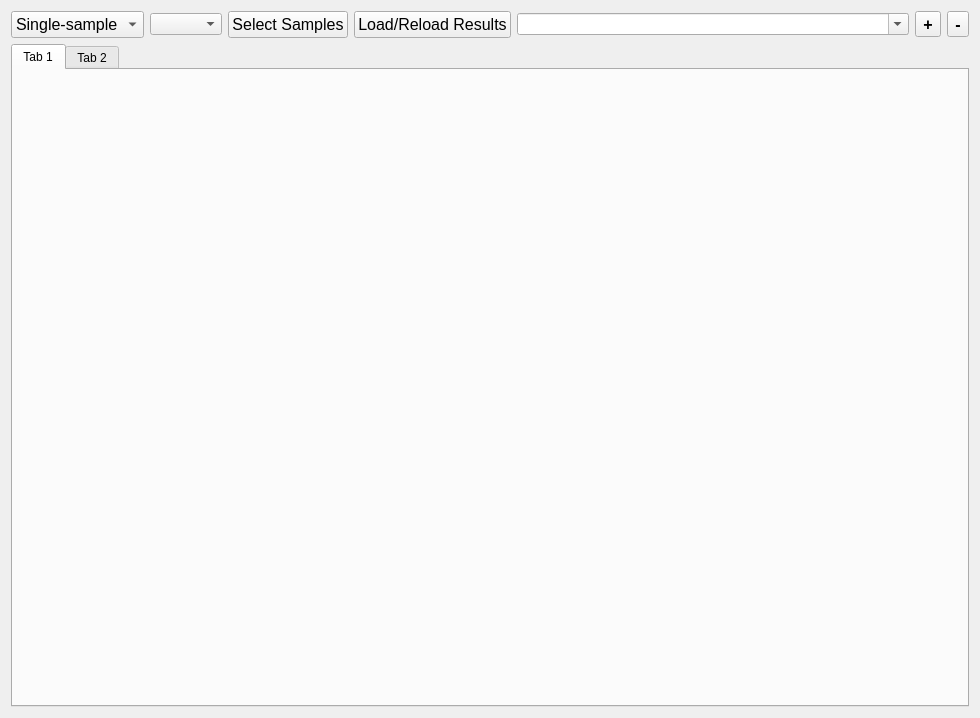
First picture: the form in tabs/resultwindow.ui, repository hallamlab/MetaPathwaysGUI, before the edit.
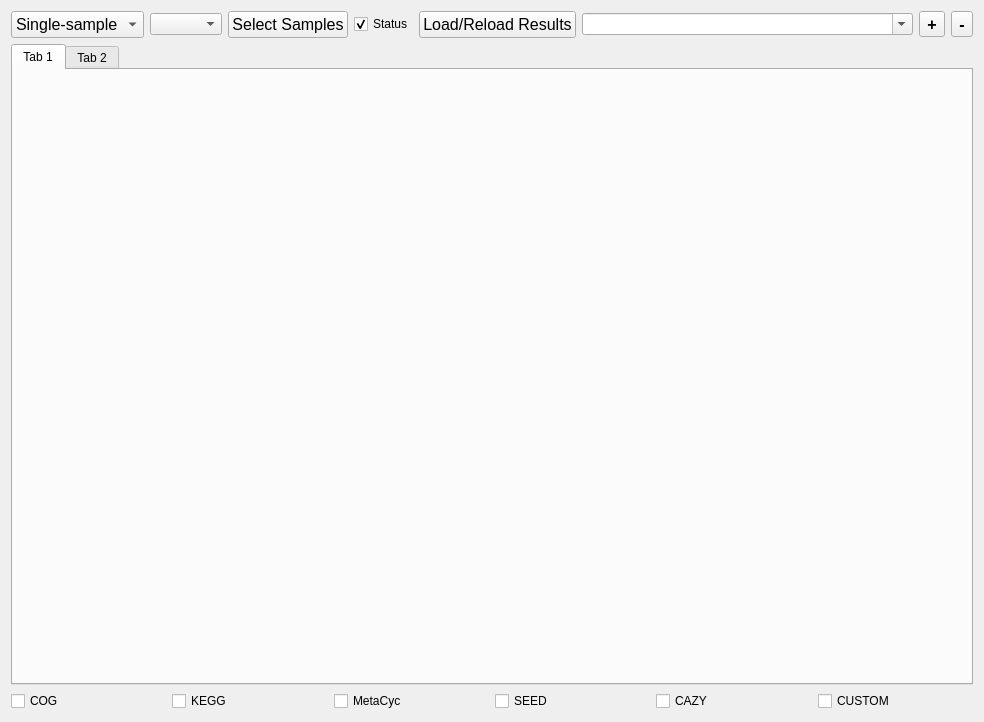
Second picture: the form after the edit. The open tabs and pages were chosen to show the change.

The edit to the form file:
```diff
--- a/tabs/resultwindow.ui
+++ b/tabs/resultwindow.ui
@@ -6,8 +6,8 @@
    <rect>
     <x>0</x>
     <y>0</y>
-    <width>980</width>
-    <height>718</height>
+    <width>984</width>
+    <height>722</height>
    </rect>
   </property>
   <property name="sizePolicy">
@@ -92,6 +92,16 @@
          </property>
         </widget>
        </item>
+       <item>
+        <widget class="QCheckBox" name="statusBox">
+         <property name="text">
+          <string>Status</string>
+         </property>
+         <property name="checked">
+          <bool>true</bool>
+         </property>
+        </widget>
+       </item>
       </layout>
      </item>
      <item>
@@ -197,6 +207,52 @@
      </widget>
     </widget>
    </item>
+   <item row="3" column="0">
+    <layout class="QHBoxLayout" name="horizontalLayout_4">
+     <item>
+      <widget class="QCheckBox" name="cogBox">
+       <property name="text">
+        <string>COG</string>
+       </property>
+      </widget>
+     </item>
+     <item>
+      <widget class="QCheckBox" name="keggBox">
+       <property name="text">
+        <string>KEGG</string>
+       </property>
+      </widget>
+     </item>
+     <item>
+      <widget class="QCheckBox" name="metacycBox">
+       <property name="text">
+        <string>MetaCyc</string>
+       </property>
+      </widget>
+     </item>
+     <item>
+      <widget class="QCheckBox" name="seedBox">
+       <property name="text">
+        <string>SEED</string>
+       </property>
+      </widget>
+     </item>
+     <item>
+      <widget class="QCheckBox" name="cazyBox">
+       <property name="text">
+        <string>CAZY</string>
+       </property>
+      </widget>
+     </item>
+     <item>
+      <widget class="QCheckBox" name="customBox">
+       <property name="text">
+        <string>CUSTOM</string>
+       </property>
+      </widget>
+     </item>
+    </layout>
+   </item>
   </layout>
  </widget>
  <tabstops>
```
Left out of the diff: 8 changed lines with no effect on the pictures.
